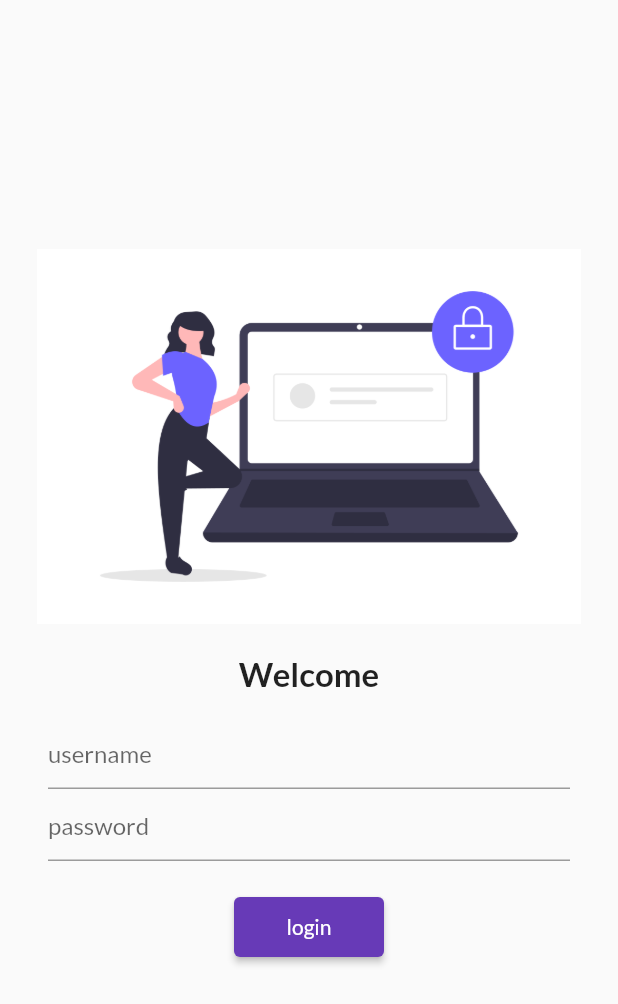
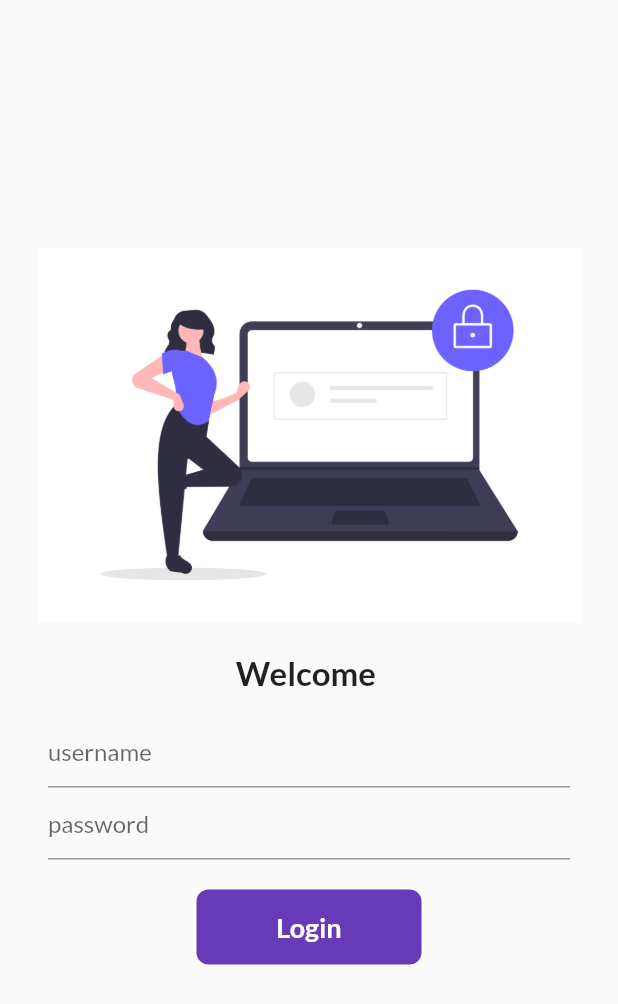
Before and after one commit to ApekshaJadhav17/30daysOfFlutter, a Flutter app: the screen it shows after launch, on a phone screen of 412 x 824 dp. Shown: the top 1004 px of the screen. Run offline on Flutter 3.47's test engine with Material 2 defaults, Android fonts, the phone set to English and light mode, and no system bars; our stand-ins replace google_fonts.

Commit message:
day6 done

```diff
--- a/lib/pages/login_pg.dart
+++ b/lib/pages/login_pg.dart
@@ -3,8 +3,16 @@ import 'dart:ui';
 import 'package:flutter/material.dart';
 import 'package:flutter_catalog/utils/routes.dart';
 
-class LoginPg extends StatelessWidget {
+class LoginPg extends StatefulWidget {
   const LoginPg({Key? key}) : super(key: key);
+
+  @override
+  State<LoginPg> createState() => _LoginPgState();
+}
+
+class _LoginPgState extends State<LoginPg> {
+  String name = "";
+  bool changeButton = false;
 
   @override
   Widget build(BuildContext context) {
@@ -21,8 +29,8 @@ class LoginPg extends StatelessWidget {
               const SizedBox(
                 height: 20,
               ),
-              const Text(
-                "Welcome",
+              Text(
+                "Welcome $name",
                 style: TextStyle(fontSize: 22, fontWeight: FontWeight.bold),
               ),
               Padding(
@@ -32,6 +40,10 @@ class LoginPg extends StatelessWidget {
                   children: [
                     TextFormField(
                       decoration: InputDecoration(hintText: "username"),
+                      onChanged: (value) {
+                        name = value;
+                        setState(() {});
+                      },
                     ),
                     TextFormField(
                       obscureText: true,
@@ -40,13 +52,43 @@ class LoginPg extends StatelessWidget {
                     const SizedBox(
                       height: 20.0,
                     ),
-                    ElevatedButton(
-                      onPressed: () {
+
+                    InkWell(
+                      onTap: () async {
+                        setState(() {
+                          changeButton = true;
+                        });
+                        await Future.delayed(Duration(seconds: 1));
                         Navigator.pushNamed(context, MyRoutes.homeRoute);
                       },
-                      child: Text("login"),
-                      style: TextButton.styleFrom(minimumSize: Size(100, 40)),
-                    ),
+                      child: AnimatedContainer(
+                        duration: Duration(seconds: 1),
+                        width: changeButton ? 50 : 150,
+                        height: 50,
+                        alignment: Alignment.center,
+                        child: changeButton
+                            ? Icon(Icons.done, color: Colors.white)
+                            : Text(
+                                "Login",
+                                style: TextStyle(
+                                    color: Colors.white,
+                                    fontWeight: FontWeight.bold,
+                                    fontSize: 18), // TextStyle
+                              ), // Text
+                        decoration: BoxDecoration(
+                            color: Colors.deepPurple,
+                            borderRadius:
+                                BorderRadius.circular(changeButton ? 50 : 8)),
+                      ),
+                    ), // Container
+
+                    // ElevatedButton(
+                    //   onPressed: () {
+                    //     Navigator.pushNamed(context, MyRoutes.homeRoute);
+                    //   },
+                    //   child: Text("login"),
+                    //   style: TextButton.styleFrom(minimumSize: Size(100, 40)),
+                    // ),
                   ],
                 ),
               ),
```
